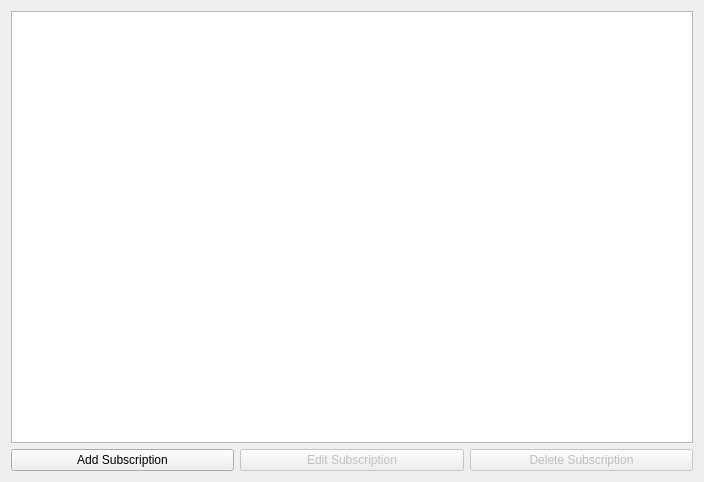
LeFroid/Viper-Browser, file Browser/AdBlock/AdBlockWidget.ui: the form before one commit.
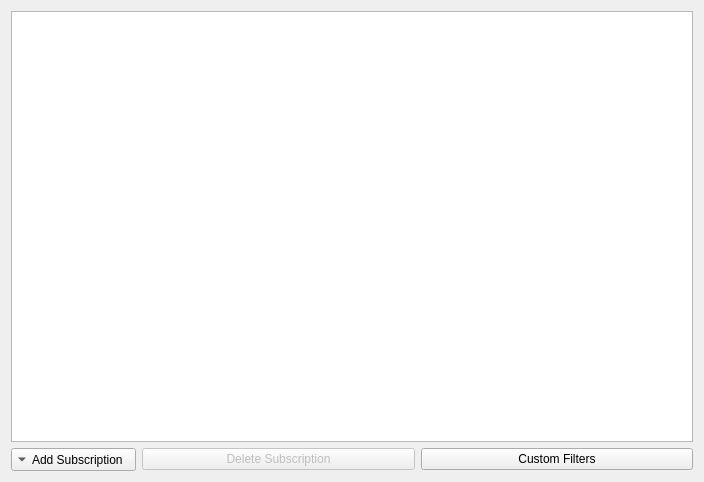
The form after the commit. Custom widgets are drawn as their Qt base class.

Commit message: AdBlockWidget: Add window to install subscriptions from a list of recommended options

```diff
--- a/Browser/AdBlock/AdBlockWidget.ui
+++ b/Browser/AdBlock/AdBlockWidget.ui
@@ -20,19 +20,21 @@
    <item>
     <layout class="QHBoxLayout" name="horizontalLayout_2">
      <item>
-      <widget class="QPushButton" name="pushButtonAddSubscription">
+      <widget class="QToolButton" name="toolButtonAddSubscription">
+       <property name="layoutDirection">
+        <enum>Qt::LeftToRight</enum>
+       </property>
        <property name="text">
         <string>Add Subscription</string>
        </property>
-      </widget>
-     </item>
-     <item>
-      <widget class="QPushButton" name="pushButtonEditSubscription">
-       <property name="enabled">
-        <bool>false</bool>
+       <property name="popupMode">
+        <enum>QToolButton::InstantPopup</enum>
        </property>
-       <property name="text">
-        <string>Edit Subscription</string>
+       <property name="toolButtonStyle">
+        <enum>Qt::ToolButtonTextBesideIcon</enum>
+       </property>
+       <property name="arrowType">
+        <enum>Qt::DownArrow</enum>
        </property>
       </widget>
      </item>
@@ -46,6 +48,16 @@
        </property>
       </widget>
      </item>
+     <item>
+      <widget class="QPushButton" name="pushButtonCustomFilters">
+       <property name="enabled">
+        <bool>true</bool>
+       </property>
+       <property name="text">
+        <string>Custom Filters</string>
+       </property>
+      </widget>
+     </item>
     </layout>
    </item>
   </layout>
```
The commit also changes 12 other files.
